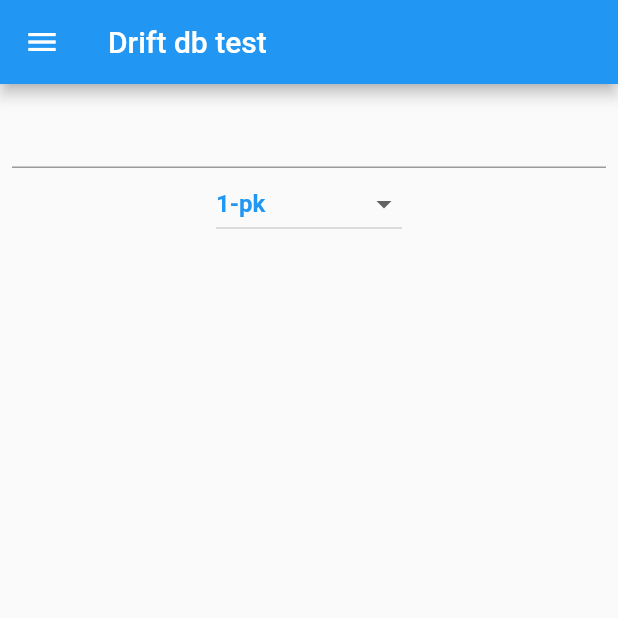
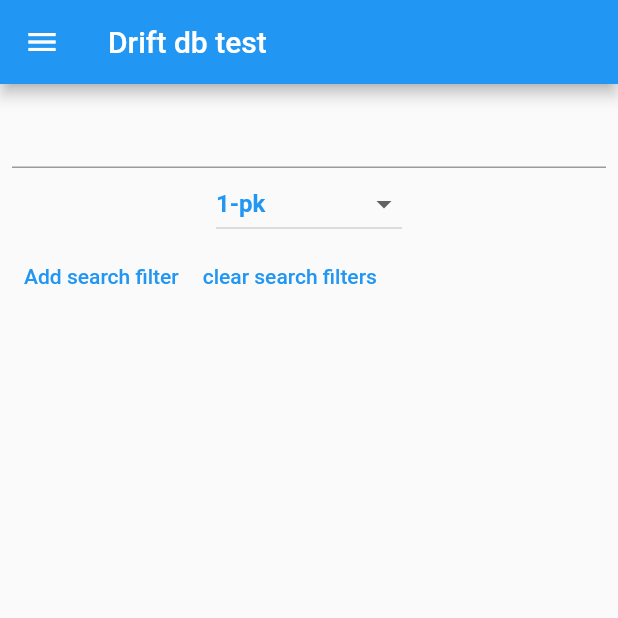
Before and after one commit to Brunobnahorny/offline_poc_drift, a Flutter app: the screen it shows after launch, on a phone screen of 412 x 824 dp, the top half of it. Run offline on Flutter 3.47's test engine with Material 2 defaults, Android fonts, the phone set to English and light mode, and no system bars; our stand-ins replace drift, faker, recase; accounts and stored records are empty; generated files the repository leaves out were written again.

Commit message:
multi column search

```diff
--- /dev/null
+++ b/lib/data/models/filter/filter_model.dart
@@ -0,0 +1,11 @@
+class Filter {
+  final String uuidCol;
+  final String title;
+  final dynamic searchValue;
+
+  const Filter({
+    required this.uuidCol,
+    required this.title,
+    required this.searchValue,
+  });
+}
--- a/lib/presentation/screens/home/home_screen.dart
+++ b/lib/presentation/screens/home/home_screen.dart
@@ -6,6 +6,7 @@ import 'package:offline_poc_drift/data/models/dataset_config/dataset_model.dart'
 import 'package:offline_poc_drift/data/models/record/record_model.dart';
 
 import '../../../data/models/dataset_config/dataset_column_model.dart';
+import '../../../data/models/filter/filter_model.dart';
 
 class HomePage extends StatefulWidget {
   const HomePage({super.key});
@@ -26,6 +27,7 @@ class _HomePageState extends State<HomePage> {
       .toList();
   List<Record> recordsList = [];
   DatasetColumn selectedColumn = kExampleDatasetConfig.columns.first;
+  List<Filter> searchFilters = [];
 
   @override
   Widget build(BuildContext context) {
@@ -42,7 +44,6 @@ class _HomePageState extends State<HomePage> {
               children: [
                 TextField(
                   controller: tec,
-                  onChanged: (_) => changeSearch(),
                 ),
                 DropdownButton(
                   items: dropDownValues,
@@ -57,16 +58,73 @@ class _HomePageState extends State<HomePage> {
                         child: Text(
                           column.title,
                           style: const TextStyle(
-                              color: Colors.blue, fontWeight: FontWeight.w600),
+                            color: Colors.blue,
+                            fontWeight: FontWeight.w600,
+                          ),
                         ),
                       );
                     }).toList();
                   },
                 ),
+                Row(
+                  children: [
+                    TextButton(
+                      onPressed: () {
+                        setState(() {
+                          recordsList = [];
+                        });
+
+                        if (tec.text.isEmpty) {
+                          return;
+                        }
+
+                        log('Selected Value: ${tec.text}');
+                        log('Selected Column: ${selectedColumn.title}');
+
+                        searchFilters.add(
+                          Filter(
+                            uuidCol: selectedColumn.uuid,
+                            title: selectedColumn.title,
+                            searchValue: tec.text,
+                          ),
+                        );
+
+                        setState(() {
+                          changeSearch();
+                        });
+                      },
+                      child: const Text(
+                        'Add search filter',
+                      ),
+                    ),
+                    TextButton(
+                      onPressed: () {
+                        searchFilters = [];
+
+                        setState(() {
+                          changeSearch();
+                        });
+                      },
+                      child: const Text(
+                        'clear search filters',
+                      ),
+                    ),
+                  ],
+                ),
+                Wrap(
+                  children: searchFilters
+                      .map(
+                        (e) => Chip(
+                          label: Text(
+                            '${e.title}: ${e.searchValue.toString()}',
+                          ),
+                        ),
+                      )
+                      .toList(),
+                ),
                 //query results
                 Expanded(
                   child: RecordsList(
-                    //@TODO implementar
                     recordsList: recordsList,
                   ),
                 )
@@ -124,25 +182,13 @@ class _HomePageState extends State<HomePage> {
     setState(() {
       selectedColumn = column;
     });
-    changeSearch();
   }
 
   changeSearch() async {
-    if (tec.text.isEmpty) {
-      setState(() {
-        recordsList = [];
-      });
-      return;
-    }
-
-    log('Selected Value: ${tec.text}');
-    log('Selected Column: ${selectedColumn.title}');
-
     //set state with search and recordList setter
     final records = await dbSingleton.queryDataset(
       kExampleDatasetConfig,
-      selectedColumn,
-      tec.text,
+      searchFilters,
     );
 
     log(records.length.toString());
```
Also changed, not shown: lib/data/local/db/database.dart (+40 -17 lines).
